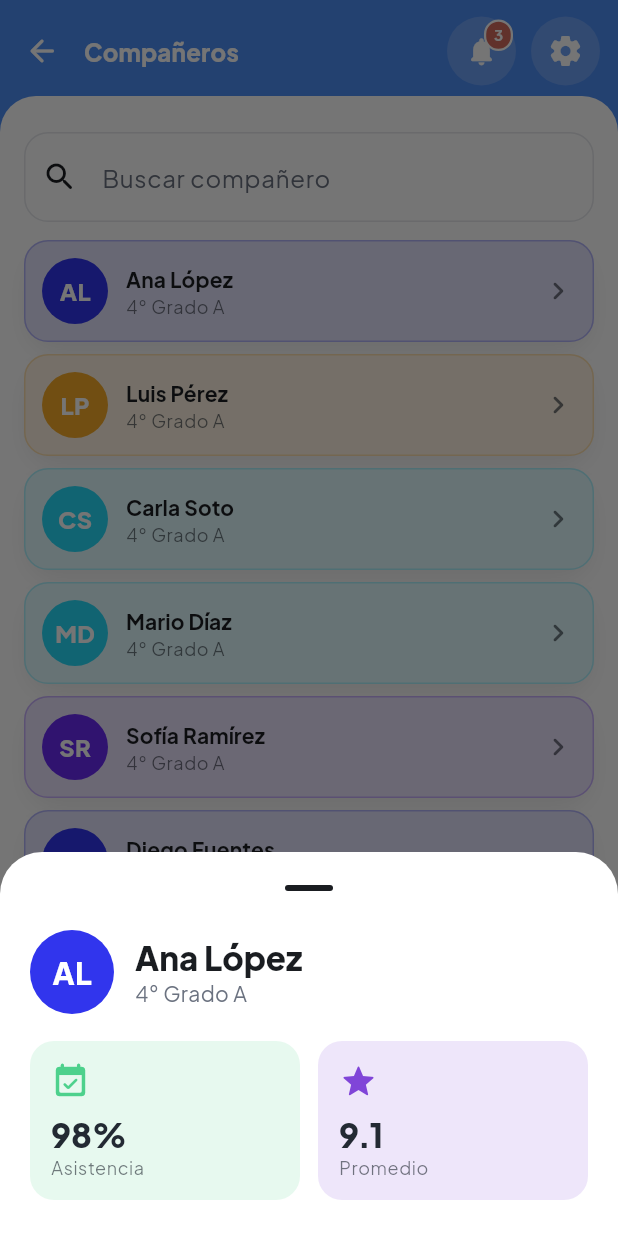
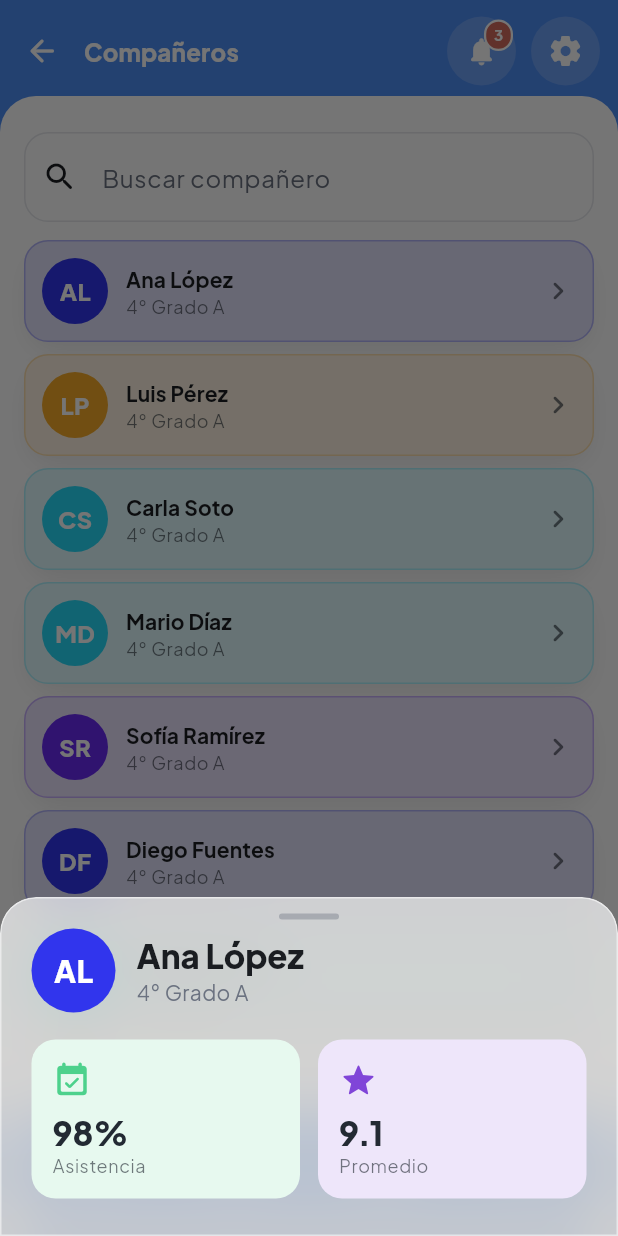
Before and after one commit to Leo-ia310/EDUCA, a Flutter app: the ClassmatesScreen screen opened directly, after a tap on "AL", on a phone screen of 412 x 824 dp. Run offline on Flutter 3.47's test engine with Material 3 defaults, Android fonts, the phone set to English and light mode, and no system bars; our stand-ins replace cached_network_image, connectivity_plus, dio, equatable, file_picker, fl_chart and 14 more; missing offline and left inert: dart:js_interop, flutter_tilt; accounts and stored records are empty.

Commit message:
feat(ui): glassmorphism en hojas y celebración
GlassSurface (BackdropFilter blur + relleno translúcido + borde) y helper
showGlassSheet. La hoja de resumen de compañero y la tarjeta de celebración
ahora usan vidrio esmerilado.

Co-Authored-By: Claude Opus 4.8 <noreply@anthropic.com>

```diff
--- a/frontend/lib/core/widgets/celebration.dart
+++ b/frontend/lib/core/widgets/celebration.dart
@@ -7,6 +7,7 @@ import 'package:flutter_animate/flutter_animate.dart';
 import '../theme/app_theme.dart';
 import '../theme/motion.dart';
 import '../theme/subject_palette.dart';
+import 'glass.dart';
 
 /// Muestra una micro-celebración a pantalla completa: un estallido de
 /// partículas de colores + una tarjeta con ícono y mensaje que entra con
@@ -113,14 +114,9 @@ class _CelebrationViewState extends State<_CelebrationView> {
                   )
                   .rotate(begin: 0, end: p.rotation, duration: 900.ms)
                   .fadeOut(delay: 600.ms, duration: 500.ms),
-            // Tarjeta central con ícono + mensaje.
-            Container(
+            // Tarjeta central de vidrio esmerilado con ícono + mensaje.
+            GlassSurface(
               padding: const EdgeInsets.symmetric(horizontal: 22, vertical: 20),
-              decoration: BoxDecoration(
-                color: palette.cardElevated,
-                borderRadius: BorderRadius.circular(Radii.xl),
-                boxShadow: AppShadows.lifted(context),
-              ),
               child: Column(
                 mainAxisSize: MainAxisSize.min,
                 children: [
--- /dev/null
+++ b/frontend/lib/core/widgets/glass.dart
@@ -0,0 +1,82 @@
+import 'dart:ui';
+
+import 'package:flutter/material.dart';
+
+import '../theme/app_theme.dart';
+
+/// Superficie de **vidrio esmerilado** (glassmorphism): desenfoca lo que hay
+/// detrás y aplica un relleno translúcido + borde tenue. Úsala en overlays y
+/// hojas, no sobre fondos opacos (necesita algo detrás para desenfocar).
+///
+/// En Flutter web el blur cuesta; mantén el [blur] moderado y el área acotada.
+class GlassSurface extends StatelessWidget {
+  const GlassSurface({
+    super.key,
+    required this.child,
+    this.blur = 18,
+    this.borderRadius = const BorderRadius.all(Radius.circular(Radii.xl)),
+    this.padding,
+  });
+
+  final Widget child;
+  final double blur;
+  final BorderRadius borderRadius;
+  final EdgeInsetsGeometry? padding;
+
+  @override
+  Widget build(BuildContext context) {
+    final dark = Theme.of(context).brightness == Brightness.dark;
+    final fill = (dark ? const Color(0xFF17181B) : Colors.white)
+        .withValues(alpha: dark ? 0.60 : 0.68);
+    final border = Colors.white.withValues(alpha: dark ? 0.12 : 0.55);
+    return ClipRRect(
+      borderRadius: borderRadius,
+      child: BackdropFilter(
+        filter: ImageFilter.blur(sigmaX: blur, sigmaY: blur),
+        child: Container(
+          padding: padding,
+          decoration: BoxDecoration(
+            color: fill,
+            borderRadius: borderRadius,
+            border: Border.all(color: border),
+          ),
+          child: child,
+        ),
+      ),
+    );
+  }
+}
+
+/// Hoja inferior con fondo de vidrio esmerilado (frosted). Reemplaza a
+/// `showModalBottomSheet` cuando quieras el look premium translúcido.
+Future<T?> showGlassSheet<T>(
+  BuildContext context, {
+  required WidgetBuilder builder,
+}) {
+  return showModalBottomSheet<T>(
+    context: context,
+    backgroundColor: Colors.transparent,
+    builder: (ctx) => GlassSurface(
+      borderRadius:
+          const BorderRadius.vertical(top: Radius.circular(Radii.xl)),
+      child: SafeArea(
+        top: false,
+        child: Column(
+          mainAxisSize: MainAxisSize.min,
+          children: [
+            Container(
+              margin: const EdgeInsets.only(top: 10, bottom: 2),
+              width: 40,
+              height: 4,
+              decoration: BoxDecoration(
+                color: ctx.palette.textMuted.withValues(alpha: 0.4),
+                borderRadius: BorderRadius.circular(Radii.pill),
+              ),
+            ),
+            Flexible(child: builder(ctx)),
+          ],
+        ),
+      ),
+    ),
+  );
+}
--- a/frontend/lib/features/dashboard/presentation/screens/classmates_screen.dart
+++ b/frontend/lib/features/dashboard/presentation/screens/classmates_screen.dart
@@ -3,6 +3,7 @@ import 'package:flutter/material.dart';
 import '../../../../core/theme/app_theme.dart';
 import '../../../../core/theme/subject_palette.dart';
 import '../../../../core/widgets/depth_card.dart';
+import '../../../../core/widgets/glass.dart';
 import '../../data/mock_dashboard_data.dart';
 import '../../domain/dashboard_models.dart';
 import '../widgets/student_chrome.dart';
@@ -76,9 +77,8 @@ class _ClassmatesScreenState extends State<ClassmatesScreen> {
   }
 
   void _showSummary(BuildContext context, Classmate c) {
-    showModalBottomSheet<void>(
-      context: context,
-      showDragHandle: true,
+    showGlassSheet<void>(
+      context,
       builder: (_) => _ClassmateSummary(classmate: c),
     );
   }
```
